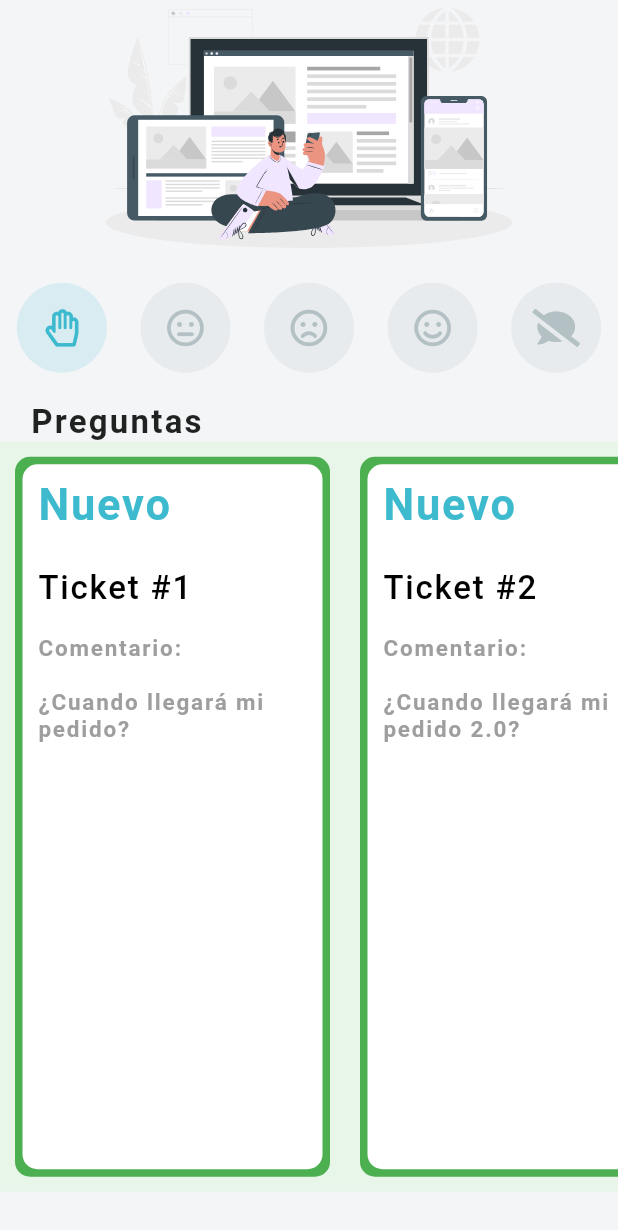
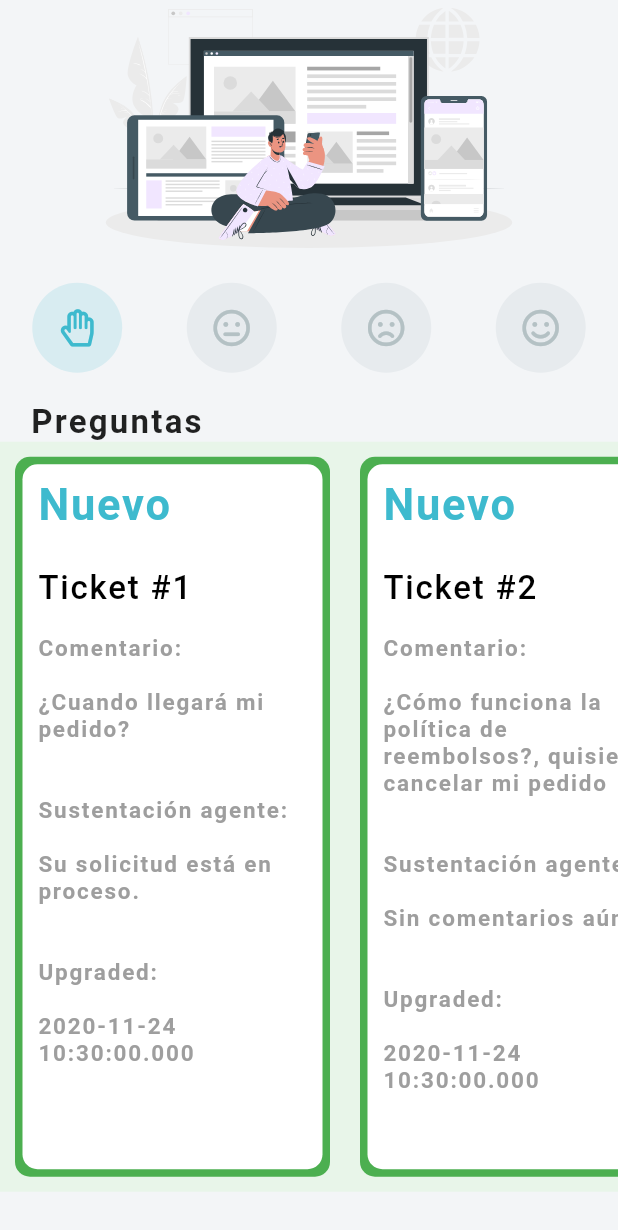
Before and after one commit to Oromeror/super_market_pqrs, a Flutter app: the PqrsUsuario screen opened by its route, scrolled down 93 dp, on a phone screen of 412 x 824 dp. Shown: the top 1230 px of the screen. Run offline on Flutter 3.47's test engine with Material 2 defaults, Android fonts, the phone set to English and light mode, and no system bars; our stand-ins replace file_picker, flutter_svg, font_awesome_flutter, rxdart.

Commit message:
Fix carrousel pqrs

```diff
--- a/lib/src/modelos/pqrs/preguntas.dart
+++ b/lib/src/modelos/pqrs/preguntas.dart
@@ -14,12 +14,13 @@ List<Pqrs> preguntas = [
       comments: '¿Cuando llegará mi pedido?',
       attachments: null,
       status: 'Nuevo',
-      substantiation: 'Sin comentarios aún.'),
+      substantiation: 'Su solicitud está en proceso.'),
   Pqrs(
       number: 2,
       date: new DateTime.now(),
       type: 'Pregunta',
-      comments: '¿Cuando llegará mi pedido 2.0?',
+      comments:
+          '¿Cómo funciona la política de reembolsos?, quisiera cancelar mi pedido',
       attachments: null,
       status: 'Nuevo',
       substantiation: 'Sin comentarios aún.'),
--- a/lib/src/pantallas/ayuda/componentes/cuerpo_pqrs.dart
+++ b/lib/src/pantallas/ayuda/componentes/cuerpo_pqrs.dart
@@ -215,12 +215,10 @@ class CuerpoPqrs extends StatelessWidget {
         stream: bloc.helpFormValidStream,
         builder: (BuildContext context, AsyncSnapshot snapshot) {
           return Container(
-            child: BotonRedondeado(
-                text: "ENVIAR",
-                press: snapshot.hasData
-                    ? () => _generarPqrs(bloc, context)
-                    : null),
-          );
+              child: BotonRedondeado(
+            text: "ENVIAR",
+            press: () => _generarPqrs(bloc, context),
+          ));
         });
   }
 
--- a/lib/src/pantallas/pqrs/componentes/carrusel_preguntas.dart
+++ b/lib/src/pantallas/pqrs/componentes/carrusel_preguntas.dart
@@ -94,6 +94,24 @@ class CarruselPreguntas extends StatelessWidget {
                                   fontWeight: FontWeight.w600,
                                   letterSpacing: 1.2,
                                 ),
+                              ),
+                              Text(
+                                '${'\n\nSustentación agente: \n\n' + pregunta.substantiation}',
+                                style: TextStyle(
+                                  color: Colors.grey,
+                                  fontSize: 15.0,
+                                  fontWeight: FontWeight.w600,
+                                  letterSpacing: 1.2,
+                                ),
+                              ),
+                              Text(
+                                '${'\n\nUpgraded: \n\n' + pregunta.date.toString()}',
+                                style: TextStyle(
+                                  color: Colors.grey,
+                                  fontSize: 15.0,
+                                  fontWeight: FontWeight.w600,
+                                  letterSpacing: 1.2,
+                                ),
                               )
                             ],
                           ),
--- a/lib/src/pantallas/pqrs/componentes/cuerpo.dart
+++ b/lib/src/pantallas/pqrs/componentes/cuerpo.dart
@@ -15,7 +15,7 @@ class Cuerpo extends State<PqrsUsuario> {
     FontAwesomeIcons.meh,
     FontAwesomeIcons.frown,
     FontAwesomeIcons.smile,
-    FontAwesomeIcons.commentSlash,
+    //FontAwesomeIcons.commentSlash,
   ];
 
   Widget _buildIcon(int index) {
```
